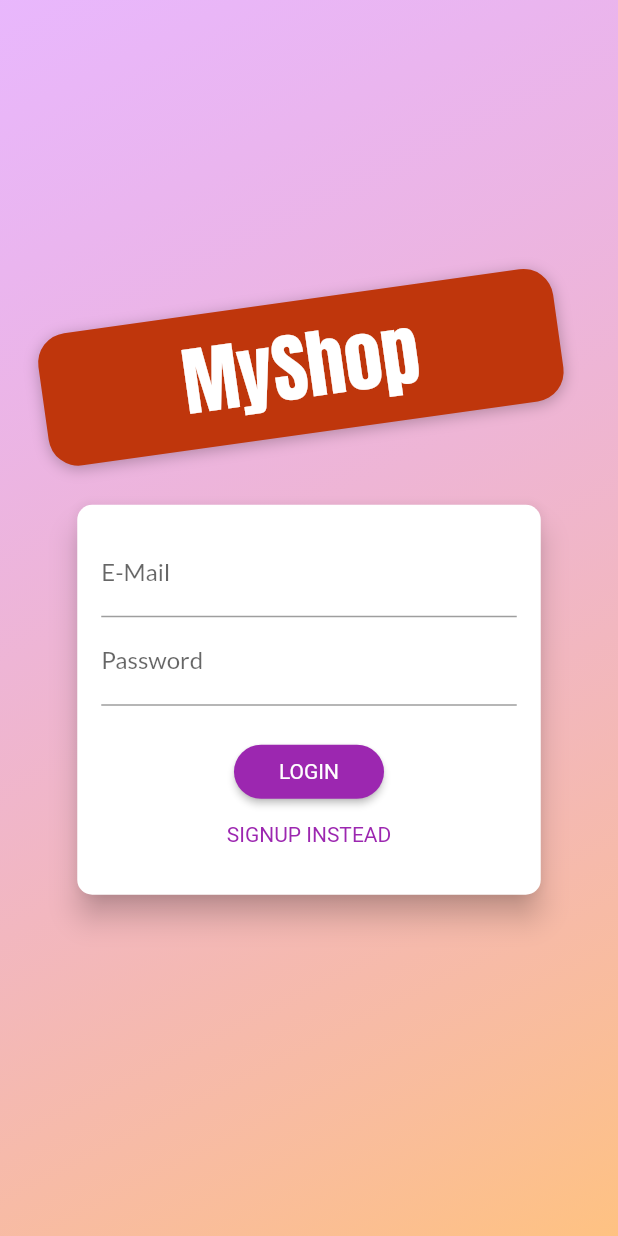
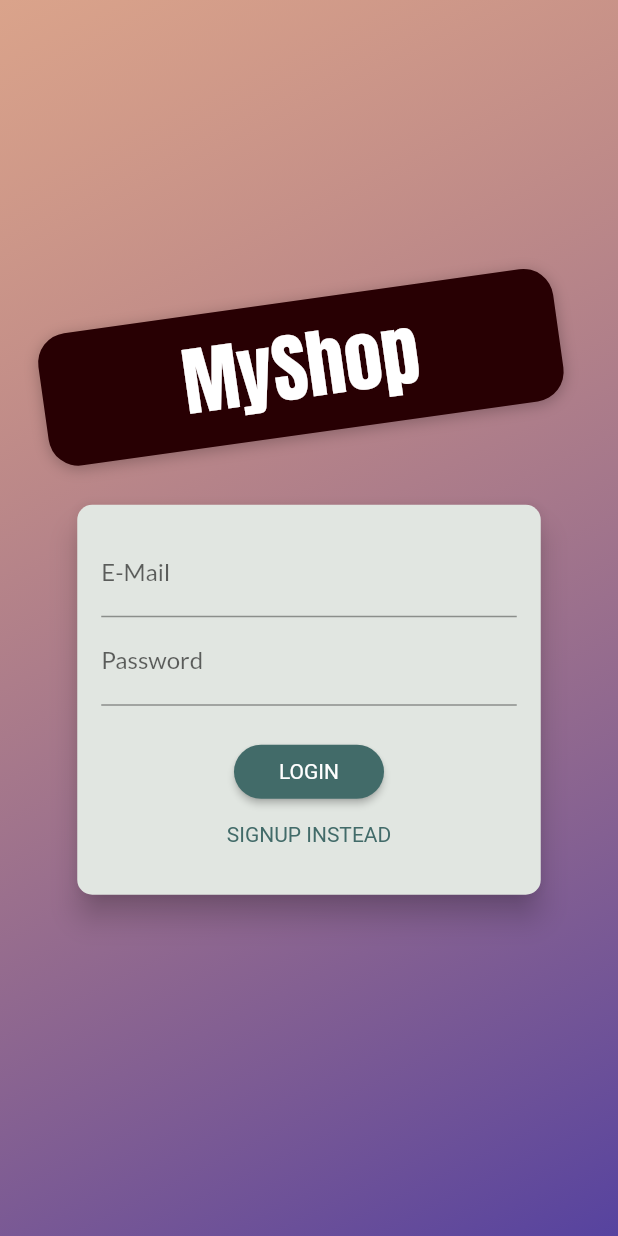
Before and after one commit to De-pitcher/my_shop, a Flutter app: the screen it shows after launch, on a phone screen of 412 x 824 dp. Run offline on Flutter 3.47's test engine with Material 2 defaults, Android fonts, the phone set to English and light mode, and no system bars; our stand-ins replace shared_preferences.

Commit message:
ADD: colors to the themes

```diff
--- a/lib/main.dart
+++ b/lib/main.dart
@@ -14,6 +14,7 @@ import './providers/products.dart';
 import './providers/cart.dart';
 import './providers/auth.dart';
 import './helpers/custom_route.dart';
+import './utils/app_color.dart';
 
 void main() {
   runApp(const MyApp());
@@ -47,10 +48,12 @@ class MyApp extends StatelessWidget {
           debugShowCheckedModeBanner: false,
           theme: ThemeData(
             fontFamily: 'Lato',
-            primaryColor: Colors.purple,
-            colorScheme:
-                ColorScheme.fromSwatch(primarySwatch: Colors.purple).copyWith(
-              secondary: Colors.deepOrange,
+            scaffoldBackgroundColor: AppColor.bg,
+            canvasColor: AppColor.bg,
+            primaryColor: AppColor.primaryColor,
+            colorScheme: ColorScheme.fromSwatch().copyWith(
+              primary: AppColor.primaryColor,
+              secondary: AppColor.accentColor,
             ),
             pageTransitionsTheme: PageTransitionsTheme(
               builders: {
--- a/lib/providers/product.dart
+++ b/lib/providers/product.dart
@@ -32,7 +32,7 @@ class Product with ChangeNotifier {
   Future<void> toggleIsFavorite(String token, String userId) async {
     final url =
         Uri.parse('$baseUrl/user-favorites/$userId/$id.json?auth=$token');
-    var currentProduct = this;
+    // var currentProduct = this;
     final oldVal = isFavorite;
     isFavorite = !isFavorite!;
     notifyListeners();
@@ -42,7 +42,7 @@ class Product with ChangeNotifier {
           body: jsonEncode(isFavorite),
         )
         .timeout(const Duration(seconds: 5));
-    print(response.statusCode);
+    // print(response.statusCode);
     if (response.statusCode >= 400) {
       undoFav(oldVal!);
       throw HttpException('Having problem connecting to the internet');
--- a/lib/screens/auth_screen.dart
+++ b/lib/screens/auth_screen.dart
@@ -6,6 +6,7 @@ import 'package:provider/provider.dart';
 
 import '../models/http_exception.dart';
 import '../providers/auth.dart';
+import '../utils/app_color.dart';
 import '../utils/utils.dart';
 
 enum AuthMode { signup, login }
@@ -28,8 +29,10 @@ class AuthScreen extends StatelessWidget {
             decoration: BoxDecoration(
               gradient: LinearGradient(
                 colors: [
-                  const Color.fromRGBO(215, 117, 255, 1).withOpacity(0.5),
-                  const Color.fromRGBO(255, 188, 117, 1).withOpacity(0.9),
+                  AppColor.accentColor.withOpacity(0.5),
+                  AppColor.kBlueColor.withOpacity(0.9),
+                  // const Color.fromRGBO(215, 117, 255, 1).withOpacity(0.5),
+                  // const Color.fromRGBO(255, 188, 117, 1).withOpacity(0.9),
                 ],
                 begin: Alignment.topLeft,
                 end: Alignment.bottomRight,
@@ -55,7 +58,7 @@ class AuthScreen extends StatelessWidget {
                       // ..translate(-10.0),
                       decoration: BoxDecoration(
                         borderRadius: BorderRadius.circular(20),
-                        color: Colors.deepOrange.shade900,
+                        color: AppColor.kDarkBrownColor,
                         boxShadow: const [
                           BoxShadow(
                             blurRadius: 8,
@@ -111,7 +114,7 @@ class _AuthCardState extends State<AuthCard>
   final _passwordController = TextEditingController();
   late AnimationController _controller;
   // late Animation<Size> _heightAnimation;
-  late Animation<Offset> __slideAnimation;
+  // late Animation<Offset> __slideAnimation;
   late Animation<double> _opacityAnimation;
 
   @override
@@ -130,15 +133,15 @@ class _AuthCardState extends State<AuthCard>
     //     curve: Curves.linear,
     //   ),
     // );
-    __slideAnimation = Tween<Offset>(
-      begin: const Offset(0.0, -1.5),
-      end: const Offset(0.0, 0.0),
-    ).animate(
-      CurvedAnimation(
-        parent: _controller,
-        curve: Curves.easeIn,
-      ),
-    );
+    // __slideAnimation = Tween<Offset>(
+    //   begin: const Offset(0.0, -1.5),
+    //   end: const Offset(0.0, 0.0),
+    // ).animate(
+    //   CurvedAnimation(
+    //     parent: _controller,
+    //     curve: Curves.easeIn,
+    //   ),
+    // );
     _opacityAnimation = Tween<double>(
       begin: 0.0,
       end: 10.0,
@@ -242,6 +245,7 @@ class _AuthCardState extends State<AuthCard>
   Widget build(BuildContext context) {
     final deviceSize = MediaQuery.of(context).size;
     return Card(
+      color: AppColor.bg,
       shape: RoundedRectangleBorder(
         borderRadius: BorderRadius.circular(10.0),
       ),
--- /dev/null
+++ b/lib/utils/app_color.dart
@@ -0,0 +1,9 @@
+import 'package:flutter/material.dart';
+
+class AppColor {
+  static const bg = Color(0xFFE1E6E1);
+  static const primaryColor = Color(0xFF426B69);
+  static const accentColor = Color(0xFFD36135);
+  static const kDarkBrownColor = Color(0xFF280003);
+  static const kBlueColor = Color(0xFF473198);
+}
--- a/lib/widgets/product_item.dart
+++ b/lib/widgets/product_item.dart
@@ -7,6 +7,7 @@ import '../providers/auth.dart';
 import '../providers/product.dart';
 import '../providers/cart.dart';
 import '../screens/product_detail_screen.dart';
+import '../utils/app_color.dart';
 import '../utils/utils.dart';
 
 class ProductItem extends StatelessWidget {
@@ -54,10 +55,13 @@ class ProductItem extends StatelessWidget {
             },
             color: Theme.of(context).colorScheme.secondary,
           ),
-          backgroundColor: Colors.black87,
+          backgroundColor: AppColor.kDarkBrownColor,
           title: Text(
             product.title,
             textAlign: TextAlign.center,
+            style: const TextStyle(
+              color: Color(0xFFE1E6E1),
+            ),
           ),
           trailing: IconButton(
             icon: const Icon(Icons.shopping_cart),
```
Lines whose indentation alone changed are shown as unchanged.
